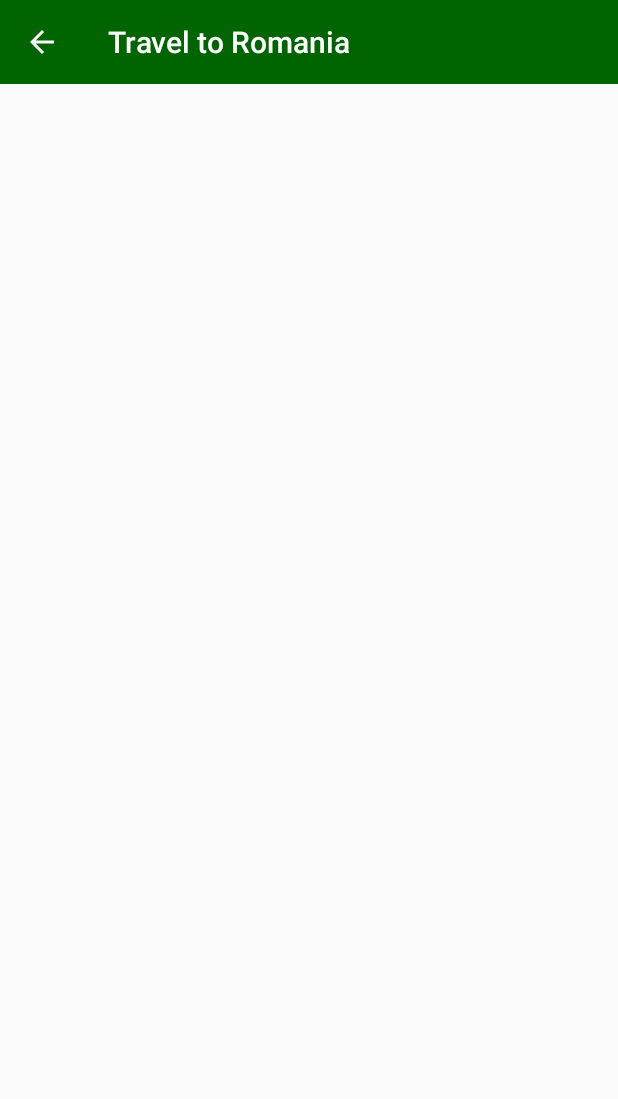
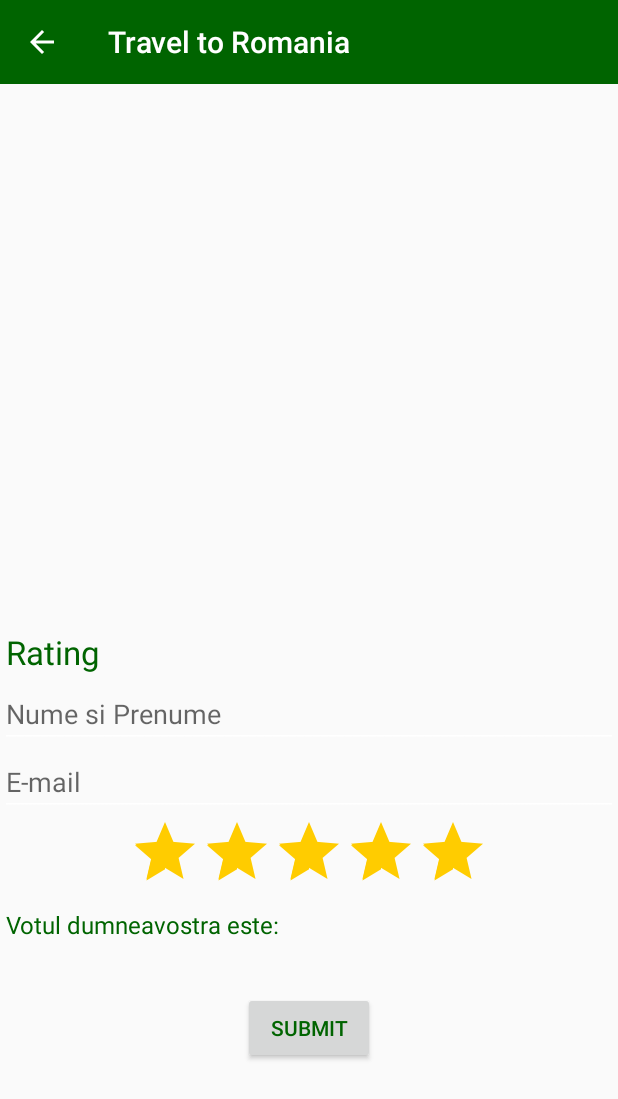
Before and after one commit to petroH/TravelRomania, an Android app: the RegionsDetailActivity screen opened directly, with no data from a screen before it, on a phone screen of 412 x 824 dp. Shown: the top 1099 px of the screen. Run offline under Robolectric (Android 15) with nearby library versions, the phone set to English and light mode, and no system bars; our stand-ins replace Picasso; pictures from the network do not load; 4 statements that could not run were skipped.

Commit message:
maps and edit part working
8th commit

```diff
--- a/app/src/main/java/com/example/petro/travelromania/activities/MainActivity.java
+++ b/app/src/main/java/com/example/petro/travelromania/activities/MainActivity.java
@@ -24,7 +24,7 @@ public class MainActivity extends AppCompatActivity {
 
     private DrawerLayout mDrawLayout;
     private ActionBarDrawerToggle mActBarDrawToggle;
-    private String mCurrentFragmentTitle;
+    private String mCurrentFragmentTitle;;
 
 
     @Override
@@ -33,6 +33,7 @@ public class MainActivity extends AppCompatActivity {
         setContentView(R.layout.activity_main);
 
         Toolbar toolbar = (Toolbar) findViewById(R.id.toolbar);
+
         setSupportActionBar(toolbar);
         getSupportActionBar().setDisplayShowHomeEnabled(true);
         getSupportActionBar().setHomeButtonEnabled(true);
--- a/app/src/main/java/com/example/petro/travelromania/activities/RegionsDetailActivity.java
+++ b/app/src/main/java/com/example/petro/travelromania/activities/RegionsDetailActivity.java
@@ -3,8 +3,14 @@ package com.example.petro.travelromania.activities;
 import android.support.v7.app.AppCompatActivity;
 import android.os.Bundle;
 import android.support.v7.widget.Toolbar;
+import android.util.Log;
+import android.view.View;
+import android.widget.Button;
+import android.widget.EditText;
 import android.widget.ImageView;
+import android.widget.RatingBar;
 import android.widget.TextView;
+import android.widget.Toast;
 
 import com.example.petro.travelromania.R;
 import com.example.petro.travelromania.regiuni.Regions;
@@ -16,6 +22,12 @@ import com.squareup.picasso.Picasso;
 
 public class RegionsDetailActivity  extends AppCompatActivity {
     public static final String EXTRA_REGION = "extra_region";
+
+    private RatingBar rate;
+    private TextView txtRate;
+    private Button submit;
+    private EditText editName;
+    private EditText editMail;
 
     @Override
     protected void onCreate(Bundle savedInstanceState) {
@@ -34,5 +46,40 @@ public class RegionsDetailActivity  extends AppCompatActivity {
         description.setText( region.getDescription() );
 
         Picasso.with( this ).load( region.getImage() ).into( image );
+
+        addListenerOnRatingBar();
+        addListenerButton(region.getName());
     }
+
+    public void addListenerOnRatingBar(){
+        rate =(RatingBar) findViewById(R.id.ratingBar);
+        txtRate = (TextView) findViewById(R.id.txtRate);
+
+        rate.setOnRatingBarChangeListener(new RatingBar.OnRatingBarChangeListener() {
+            @Override
+            public void onRatingChanged(RatingBar ratingBar, float rating, boolean fromUser) {
+                txtRate.setText(String.valueOf(rate.getRating()));
+            }
+        });
+    }
+
+    public void addListenerButton(final String regionName){
+        rate =(RatingBar) findViewById(R.id.ratingBar);
+        submit = (Button) findViewById(R.id.submit);
+        editName=(EditText) findViewById(R.id.editNume);
+        editMail= (EditText) findViewById(R.id.editMail);
+
+        submit.setOnClickListener(new View.OnClickListener() {
+            @Override
+            public void onClick(View v) {
+                Toast.makeText(RegionsDetailActivity.this, "Va multumesc!", Toast.LENGTH_SHORT).show();
+
+                Log.e( "A edit " ,editName.getText().toString());
+                editMail.setVisibility(View.GONE);
+                editName.setVisibility(View.GONE);
+                submit.setVisibility(View.GONE);
+            }
+        });
+    }
+
 }
--- a/app/src/main/java/com/example/petro/travelromania/regiuni/Map.java
+++ b/app/src/main/java/com/example/petro/travelromania/regiuni/MapModel.java
@@ -4,12 +4,12 @@ package com.example.petro.travelromania.regiuni;
  * Created by Petro on 07-Feb-17.
  */
 
-public class Map {
+public class MapModel {
     private String name;
     private double longitude;
     private double latitude;
 
-    public Map( String name, double longitude, double latitude ) {
+    public MapModel(String name, double longitude, double latitude ) {
         this.name = name;
         this.longitude = longitude;
         this.latitude = latitude;
--- a/app/src/main/java/com/example/petro/travelromania/utils/MapApiInterface.java
+++ b/app/src/main/java/com/example/petro/travelromania/utils/MapApiInterface.java
@@ -1,6 +1,6 @@
 package com.example.petro.travelromania.utils;
 
-import com.example.petro.travelromania.regiuni.Map;
+import com.example.petro.travelromania.regiuni.MapModel;
 import com.example.petro.travelromania.regiuni.Regions;
 
 import java.util.List;
@@ -15,5 +15,5 @@ import retrofit.http.GET;
 public interface MapApiInterface {
 
     @GET("/map.json")
-    void getStreams(Callback<List<Map>> callback);
+    void getStreams(Callback<List<MapModel>> callback);
 }
--- a/app/src/main/res/layout/activity_regions_details.xml
+++ b/app/src/main/res/layout/activity_regions_details.xml
@@ -3,7 +3,9 @@
     xmlns:android="http://schemas.android.com/apk/res/android"
     android:orientation="vertical"
     android:layout_width="match_parent"
-    android:layout_height="match_parent">
+    android:layout_height="match_parent"
+    android:descendantFocusability="beforeDescendants"
+    android:focusableInTouchMode="true">
 
     <android.support.v7.widget.Toolbar
         android:id="@+id/toolbar"
@@ -37,6 +39,65 @@
                 android:scaleType="fitCenter"
                 android:contentDescription="@string/imagDesc"/>
 
+            <TextView
+                android:id="@+id/rate"
+                android:layout_width="match_parent"
+                android:layout_height="wrap_content"
+                android:textColor="@color/colorGreen"
+                android:text="@string/rate"
+                android:padding="4dp"
+                android:textSize="22sp"/>
+
+            <EditText
+                android:id="@+id/editNume"
+                android:layout_width="match_parent"
+                android:layout_height="wrap_content"
+                android:inputType="text"
+                android:hint="@string/nume"
+                android:textColor="@color/colorGri"/>
+
+            <EditText
+                android:id="@+id/editMail"
+                android:layout_width="match_parent"
+                android:layout_height="wrap_content"
+                android:inputType="text"
+                android:hint="@string/mail"
+                android:textColor="@color/colorGri"
+                android:focusableInTouchMode="true"/>
+
+            <RatingBar
+                android:id="@+id/ratingBar"
+                android:layout_width="wrap_content"
+                android:layout_height="wrap_content"
+                android:numStars="5"
+                android:stepSize="1.0"
+                android:rating="5.0"
+                android:visibility="visible"/>
+
+            <TextView
+                android:id="@+id/rezRate"
+                android:layout_width="match_parent"
+                android:layout_height="wrap_content"
+                android:textColor="@color/colorGreen"
+                android:text="@string/rezRate"
+                android:padding="4dp"
+                android:textSize="16sp"/>
+
+            <TextView
+                android:id="@+id/txtRate"
+                android:layout_width="match_parent"
+                android:layout_height="wrap_content"
+                android:textColor="@color/colorGreen"
+                android:padding="4dp"
+                android:textSize="16sp"/>
+
+            <Button
+                android:text="@string/submit"
+                android:layout_width="wrap_content"
+                android:layout_height="wrap_content"
+                android:textColor="@color/colorGreen"
+                android:id="@+id/submit" />
+
         </LinearLayout>
     </ScrollView>
 
--- a/app/src/main/res/values/colors.xml
+++ b/app/src/main/res/values/colors.xml
@@ -2,6 +2,7 @@
 <resources>
     <color name="colorPrimary">#3F51B5</color>
     <color name="colorPrimaryDark">#303F9F</color>
-    <color name="colorAccent">#FF4081</color>
+    <color name="colorAccent">#ffcc00</color>
     <color name="colorGreen">#006400</color>
+    <color name="colorGri">#303030</color>
 </resources>
--- a/app/src/main/res/values/strings.xml
+++ b/app/src/main/res/values/strings.xml
@@ -1,9 +1,15 @@
 <resources>
     <string name="app_name">Travel to Romania</string>
     <string name="action_settings">Settings</string>
-    <string name="draw_opened">Select an item</string>
-    <string name="draw_closed">Travel to</string>
+    <string name="draw_opened">Selectati un item</string>
+    <string name="draw_closed">Va asteptam la</string>
     <string name="imagDesc">Romania</string>
+    <string name="rate">Rating </string>
+    <string name="submit">Submit</string>
+    <string name="rezRate">Votul dumneavostra este: </string>
+    <string name="nume">Nume si Prenume</string>
+    <string name="mail">E-mail</string>
+    <string name="zoom">Zoom to markers</string>
     <string name="regiuni_feed">https://gist.githubusercontent.com/petroH/24f58bd1add4838c57b9f6fd4f3b8360/raw/559871dd594eacbba63afd256e1a40565feaa24a</string>
     <string name="gallery_feed">https://gist.githubusercontent.com/petroH/e34c6594c51c9c6c705388a6dcf0918a/raw/f11d8aa1880a86eb5d719402843c1389c1f7f066</string>
 <string name="map_feed">https://gist.githubusercontent.com/petroH/c327dc594143c40154f925ee9c8d8498/raw/c3528f3b4c8b5058b49f59f8b09d040caa2d2835</string>
```
Also changed, not shown: app/src/main/java/com/example/petro/travelromania/fragments/MapFragment.java (+59 -14 lines), app/src/main/res/layout/activity_main.xml (+6 -1 lines).
